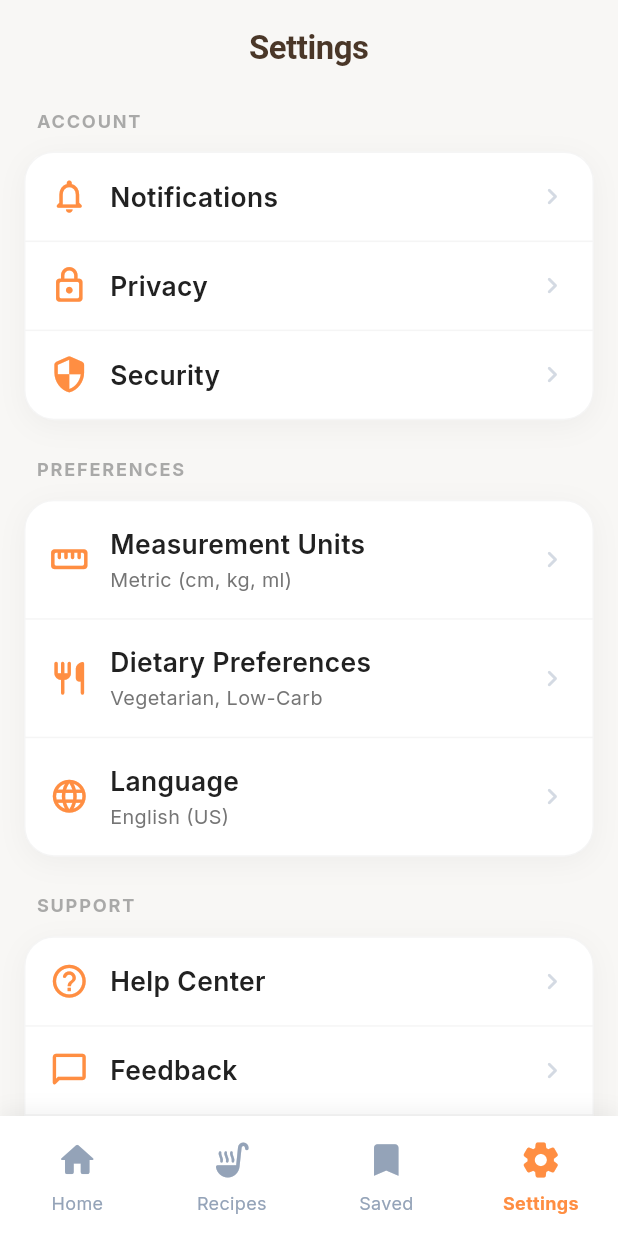
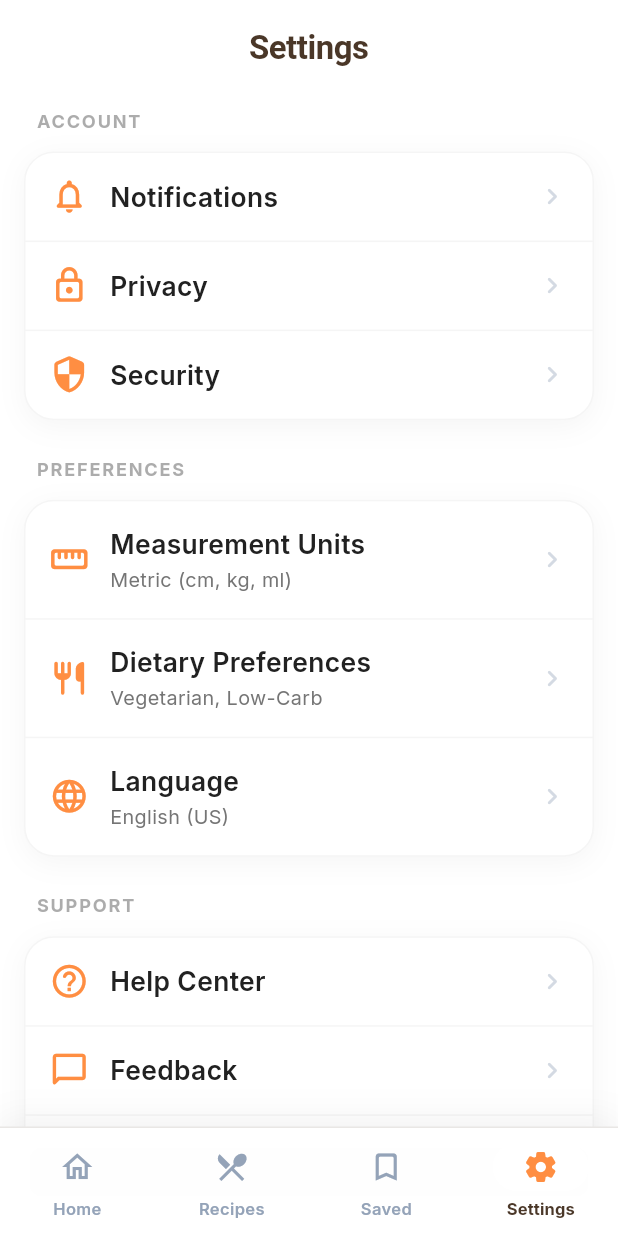
Before and after one commit to dxthanh2002/menufood, a Flutter app: the MainContent screen opened directly, item 4 of the bottom bar chosen, on a phone screen of 412 x 824 dp. Run offline on Flutter 3.47's test engine with Material 3 defaults, Android fonts, the phone set to English and light mode, and no system bars; our stand-ins replace camera, get_it, google_fonts, image_picker, logger; network calls fail.

Commit message:
fix theme color incorred

```diff
--- a/lib/features/bottom_navigation/main_screen.dart
+++ b/lib/features/bottom_navigation/main_screen.dart
@@ -28,11 +28,11 @@ class MainContent extends StatelessWidget {
   Widget build(BuildContext context) {
     final viewModel = context.watch<NavigationViewModel>();
 
-    final List<Widget> screens = [
-      const HomeScreen(),
-      const RecipesScreen(),
-      const SavedScreen(),
-      const UserSettingScreen(),
+    const List<Widget> screens = [
+      HomeScreen(),
+      RecipesScreen(),
+      SavedScreen(),
+      UserSettingScreen(),
     ];
 
     return Scaffold(
@@ -55,39 +55,55 @@ class AppBottomNavigationBar extends StatelessWidget {
   final int currentIndex;
   final ValueChanged<int> onDestinationSelected;
 
+  static const List<NavigationDestination> _destinations = [
+    NavigationDestination(
+      icon: Icon(Icons.home_outlined),
+      selectedIcon: Icon(Icons.home_rounded),
+      label: 'Home',
+    ),
+    NavigationDestination(
+      icon: Icon(Icons.restaurant_menu_outlined),
+      selectedIcon: Icon(Icons.restaurant_menu_rounded),
+      label: 'Recipes',
+    ),
+    NavigationDestination(
+      icon: Icon(Icons.bookmark_border_rounded),
+      selectedIcon: Icon(Icons.bookmark_rounded),
+      label: 'Saved',
+    ),
+    NavigationDestination(
+      icon: Icon(Icons.settings_outlined),
+      selectedIcon: Icon(Icons.settings_rounded),
+      label: 'Settings',
+    ),
+  ];
+
   @override
   Widget build(BuildContext context) {
+    final navigationBackgroundColor = AppColors.surface.withValues(alpha: 0.96);
+
     return Container(
-      decoration: const BoxDecoration(
-        color: AppColors.surface,
-        boxShadow: [
+      decoration: BoxDecoration(
+        color: navigationBackgroundColor,
+        border: const Border(top: BorderSide(color: AppColors.navDivider)),
+        boxShadow: const [
           BoxShadow(
             color: AppColors.shadow,
-            blurRadius: 10,
-            offset: Offset(0, -4),
+            blurRadius: 18,
+            offset: Offset(0, -6),
           ),
         ],
       ),
-      child: NavigationBar(
-        selectedIndex: currentIndex,
-        onDestinationSelected: onDestinationSelected,
-        backgroundColor: AppColors.surface,
-        indicatorColor: Colors.transparent,
-        destinations: const [
-          NavigationDestination(icon: Icon(Icons.home_rounded), label: 'Home'),
-          NavigationDestination(
-            icon: Icon(Icons.soup_kitchen_rounded),
-            label: 'Recipes',
-          ),
-          NavigationDestination(
-            icon: Icon(Icons.bookmark_rounded),
-            label: 'Saved',
-          ),
-          NavigationDestination(
-            icon: Icon(Icons.settings_rounded),
-            label: 'Settings',
-          ),
-        ],
+      child: SafeArea(
+        top: false,
+        child: NavigationBar(
+          selectedIndex: currentIndex,
+          onDestinationSelected: onDestinationSelected,
+          backgroundColor: Colors.transparent,
+          indicatorColor: navigationBackgroundColor,
+          animationDuration: const Duration(milliseconds: 250),
+          destinations: _destinations,
+        ),
       ),
     );
   }
--- a/lib/features/detail_recipes/detail_recipe_widgets.dart
+++ b/lib/features/detail_recipes/detail_recipe_widgets.dart
@@ -245,7 +245,7 @@ class DetailRecipeIngredientTile extends StatelessWidget {
           child: Row(
             children: [
               Transform.translate(
-                offset: const Offset(-15, 0),
+                offset: const Offset(-10, 0),
                 child: Checkbox(
                   value: isChecked,
                   onChanged: (_) => onChanged(),
--- a/lib/features/recipes/recipes_screen.dart
+++ b/lib/features/recipes/recipes_screen.dart
@@ -16,13 +16,6 @@ class RecipesScreen extends StatelessWidget {
         backgroundColor: AppColors.background,
         appBar: RootTabAppBar(
           title: 'Recipes',
-          trailing: RootTabAppBar.buildActionButton(
-            icon: const Icon(
-              Icons.notifications_none_rounded,
-              color: AppColors.accentBrown,
-            ),
-            onPressed: () {},
-          ),
         ),
         body: const RecipesContent(),
       ),
@@ -76,7 +69,6 @@ class RecipesContent extends StatelessWidget {
         ),
 
         // Categories Section
-        const SizedBox(height: 24),
         Padding(
           padding: const EdgeInsets.symmetric(horizontal: 16),
           child: Row(
@@ -104,7 +96,6 @@ class RecipesContent extends StatelessWidget {
             ],
           ),
         ),
-        const SizedBox(height: 12),
         SizedBox(
           height: 60,
           child: ListView.builder(
@@ -148,7 +139,7 @@ class RecipesContent extends StatelessWidget {
         ),
 
         // Trending Recipes Section
-        const SizedBox(height: 24),
+        const SizedBox(height: 10),
         Padding(
           padding: const EdgeInsets.symmetric(horizontal: 16),
           child: Row(
--- a/lib/features/saved/saved_screen.dart
+++ b/lib/features/saved/saved_screen.dart
@@ -84,7 +84,7 @@ class _SavedScreenState extends State<SavedScreen> {
     bool isTablet = Responsive.isTablet(context);
 
     return Scaffold(
-      backgroundColor: AppColors.backgroundLight,
+      backgroundColor: AppColors.background,
       appBar: RootTabAppBar(
         title: 'Saved Recipes',
         leading: widget.showBackButton
--- a/lib/theme/colors.dart
+++ b/lib/theme/colors.dart
@@ -3,7 +3,7 @@ import 'package:flutter/material.dart';
 class AppColors {
   static const Color primary = Color(0xFFFF8E42); // Brand Orange
   static const Color secondary = Color(0xFFFF8C00);
-  static const Color background = Color(0xFFF8F7F5);
+  static const Color background = Color.fromARGB(255, 255, 255, 255);
   static const Color surface = Colors.white;
   static const Color error = Colors.redAccent;
 
@@ -18,5 +18,7 @@ class AppColors {
   // Navigation & UI Elements
   static const Color navActive = Color(0xFFFF8E42);
   static const Color navInactive = Color(0xFF94A3B8); // Slate Grey
+  static const Color navDivider = Color(0x1F4A3728);
+  static const Color navIndicator = Color(0xFFFDF1E6);
   static const Color shadow = Color(0x0D000000); // Black with 5% opacity
 }
--- a/lib/theme/theme_data.dart
+++ b/lib/theme/theme_data.dart
@@ -39,23 +39,32 @@ class AppTheme {
         ),
       ),
       navigationBarTheme: NavigationBarThemeData(
+        height: 72,
         backgroundColor: AppColors.surface,
-        indicatorColor: Colors.transparent,
+        surfaceTintColor: Colors.transparent,
+        shadowColor: Colors.transparent,
+        indicatorColor: AppColors.navIndicator,
+        labelBehavior: NavigationDestinationLabelBehavior.alwaysShow,
         labelTextStyle: WidgetStateProperty.resolveWith((states) {
           if (states.contains(WidgetState.selected)) {
             return const TextStyle(
-              color: AppColors.navActive,
-              fontWeight: FontWeight.bold,
-              fontSize: 12,
+              color: AppColors.accentBrown,
+              fontWeight: FontWeight.w700,
+              fontSize: 11,
+              letterSpacing: 0.1,
             );
           }
-          return const TextStyle(color: AppColors.navInactive, fontSize: 12);
+          return const TextStyle(
+            color: AppColors.navInactive,
+            fontSize: 11,
+            fontWeight: FontWeight.w600,
+          );
         }),
         iconTheme: WidgetStateProperty.resolveWith((states) {
           if (states.contains(WidgetState.selected)) {
-            return const IconThemeData(color: AppColors.navActive, size: 28);
+            return const IconThemeData(color: AppColors.navActive, size: 24);
           }
-          return const IconThemeData(color: AppColors.navInactive, size: 28);
+          return const IconThemeData(color: AppColors.navInactive, size: 24);
         }),
       ),
     );
```
Also changed, not shown: 2 other files.
